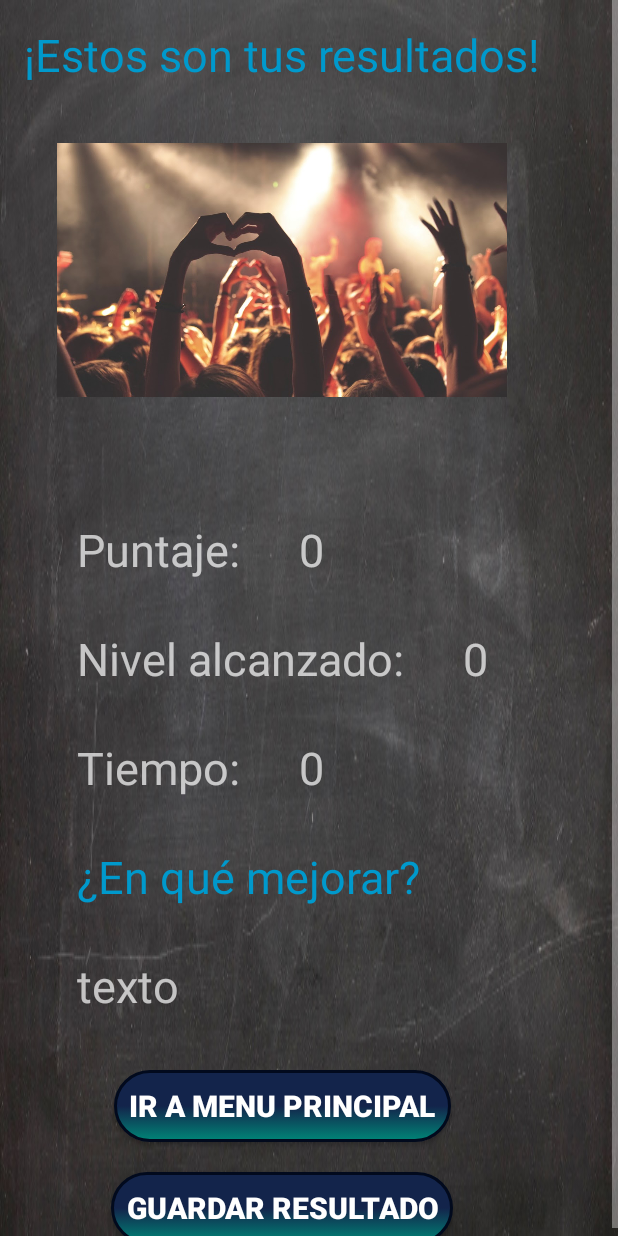
After one commit to DiegoSalas27/SortingAlgorithms, an Android app: the layout activity_result.xml on its own in the app's theme, with its tools: preview values and no code run, on a phone screen of 412 x 824 dp. The commit adds this screen. Run offline under Robolectric (Android 15) with nearby library versions, the phone set to English and light mode, and no system bars; Roboto replaces fonts that are not available here.

Commit message:
added puntaje y resultados

```diff
--- a/app/build.gradle
+++ b/app/build.gradle
@@ -32,6 +32,7 @@ dependencies {
     compile fileTree(dir: 'libs', include: ['*.jar'])
     compile 'com.android.support.constraint:constraint-layout:1.1.3'
     compile 'com.android.support:multidex:1.0.1'
+    compile 'com.android.support:design:27.1.1'
     androidTestCompile('com.android.support.test.espresso:espresso-core:2.2.2', {
         exclude group: 'com.android.support', module: 'support-annotations'
     })
--- a/app/src/main/java/com/example/android/sortingalgorithms/Adapters/PartidasAdapter.java
+++ b/app/src/main/java/com/example/android/sortingalgorithms/Adapters/PartidasAdapter.java
@@ -1,22 +1,17 @@
 package com.example.android.sortingalgorithms.Adapters;
 
-import android.app.Activity;
 import android.content.Context;
 import android.content.Intent;
 import android.os.Bundle;
 import android.support.v7.widget.CardView;
 import android.support.v7.widget.RecyclerView;
-import android.text.Layout;
 import android.view.LayoutInflater;
 import android.view.View;
 import android.view.ViewGroup;
-import android.widget.ImageView;
 import android.widget.TextView;
 
 import com.example.android.sortingalgorithms.R;
-import com.example.android.sortingalgorithms.activities.GuideMenu;
 import com.example.android.sortingalgorithms.activities.MainActivity;
-import com.example.android.sortingalgorithms.activities.SavedActivity;
 import com.example.android.sortingalgorithms.models.Partida;
 
 import java.util.ArrayList;
@@ -74,6 +69,7 @@ public class PartidasAdapter extends RecyclerView.Adapter<PartidasAdapter.ViewHo
                     bundle.putString("iteracion", String.valueOf(partida.getIteracion()));
                     bundle.putString("numeros", partida.getNumeros());
                     bundle.putString("iteracionF", String.valueOf(partida.getIteracionF()));
+                    bundle.putString("timeLeftInMilliseconds", String.valueOf(partida.getTimeLeftInMilliseconds()));
                     Intent intent = new Intent(mContext, MainActivity.class);
                     intent.putExtras(bundle);
                     intent.setFlags(Intent.FLAG_ACTIVITY_NEW_TASK);
--- a/app/src/main/java/com/example/android/sortingalgorithms/activities/auth/LoginActivity.java
+++ b/app/src/main/java/com/example/android/sortingalgorithms/activities/auth/LoginActivity.java
@@ -105,6 +105,7 @@ public class LoginActivity extends AppCompatActivity {
 
     public void action(){
         startActivity(new Intent(this, MainActivity.class));
+        finish();
     }
 
 }
--- a/app/src/main/java/com/example/android/sortingalgorithms/activities/auth/RegisterActivity.java
+++ b/app/src/main/java/com/example/android/sortingalgorithms/activities/auth/RegisterActivity.java
@@ -108,6 +108,7 @@ public class RegisterActivity extends AppCompatActivity {
 
     public void action(){
         startActivity(new Intent(this, LoginActivity.class));
+        finish();
     }
 
 }
--- a/app/src/main/java/com/example/android/sortingalgorithms/models/User.java
+++ b/app/src/main/java/com/example/android/sortingalgorithms/models/User.java
@@ -9,6 +9,10 @@ public class User extends SugarRecord {
     String password;
     public List<Partida> getPartidas() {
         return Partida.find(Partida.class, "user = ?", String.valueOf(this.getId()));
+    }
+
+    public List<Resultado> getResultados() {
+        return Resultado.find(Resultado.class, "user = ?", String.valueOf(this.getId()));
     }
 
     public User() {
--- a/app/src/main/res/layout-land/activity_guide_menu.xml
+++ b/app/src/main/res/layout-land/activity_guide_menu.xml
@@ -1,6 +1,5 @@
 <?xml version="1.0" encoding="utf-8"?>
 <RelativeLayout xmlns:android="http://schemas.android.com/apk/res/android"
-    xmlns:app="http://schemas.android.com/apk/res-auto"
     xmlns:tools="http://schemas.android.com/tools"
     android:layout_width="match_parent"
     android:layout_height="match_parent"
@@ -13,7 +12,8 @@
         android:layout_width="match_parent"
         android:layout_height="match_parent"
         android:layout_alignParentTop="true"
-        android:layout_alignParentStart="true">
+        android:layout_alignParentStart="true"
+        android:layout_alignParentLeft="true">
 
         <RelativeLayout
             android:layout_width="wrap_content"
--- /dev/null
+++ b/app/src/main/res/layout/activity_result.xml
@@ -0,0 +1,147 @@
+<?xml version="1.0" encoding="utf-8"?>
+<android.support.design.widget.CoordinatorLayout xmlns:android="http://schemas.android.com/apk/res/android"
+    xmlns:tools="http://schemas.android.com/tools"
+    android:layout_width="match_parent"
+    android:layout_height="match_parent"
+    android:background="@drawable/background_menu"
+    tools:context=".activities.ResultActivity">
+    <ScrollView
+        android:layout_width="match_parent"
+        android:layout_height="match_parent">
+
+        <RelativeLayout
+            android:layout_width="wrap_content"
+            android:layout_height="wrap_content">
+
+            <ImageView
+                android:id="@+id/imgCrowd"
+                android:layout_marginTop="30dp"
+                android:layout_width="300dp"
+                android:layout_height="300dp"
+                android:src="@drawable/cheeringcrowd"
+                android:layout_centerHorizontal="true"/>
+            <TextView
+                android:id="@+id/tvTitle"
+                android:layout_width="wrap_content"
+                android:layout_height="wrap_content"
+                android:text="¡Estos son tus resultados!"
+                android:layout_margin="16dp"
+                android:textColor="@android:color/holo_blue_dark"
+                android:textSize="30sp"/>
+
+            <RelativeLayout
+                android:layout_below="@+id/imgCrowd"
+                android:layout_centerInParent="true"
+                android:layout_width="wrap_content"
+                android:layout_height="wrap_content">
+                <TextView
+                    android:id="@+id/tvPunta"
+                    android:layout_width="wrap_content"
+                    android:layout_height="wrap_content"
+                    android:layout_margin="16dp"
+                    android:textSize="30sp"
+                    android:text="Puntaje: "/>
+
+                <TextView
+                    android:id="@+id/tvPuntaje"
+                    android:layout_toRightOf="@id/tvPunta"
+                    android:layout_width="wrap_content"
+                    android:layout_height="wrap_content"
+                    android:layout_margin="16dp"
+                    android:textSize="30sp"
+                    android:text="0"/>
+
+                <TextView
+                    android:id="@+id/tvNiveles"
+                    android:layout_below="@id/tvPuntaje"
+                    android:layout_width="wrap_content"
+                    android:layout_height="wrap_content"
+                    android:layout_margin="16dp"
+                    android:textSize="30sp"
+                    android:text="Nivel alcanzado: "/>
+
+                <TextView
+                    android:id="@+id/tvNivelesAl"
+                    android:layout_toRightOf="@id/tvNiveles"
+                    android:layout_below="@id/tvPuntaje"
+                    android:layout_width="wrap_content"
+                    android:layout_height="wrap_content"
+                    android:layout_margin="16dp"
+                    android:textSize="30sp"
+                    android:text="0"/>
+
+                <TextView
+                    android:id="@+id/tvTiempito"
+                    android:layout_below="@id/tvNivelesAl"
+                    android:layout_width="wrap_content"
+                    android:layout_height="wrap_content"
+                    android:layout_margin="16dp"
+                    android:textSize="30sp"
+                    android:text="Tiempo: "/>
+
+                <TextView
+                    android:id="@+id/tvTiempoLo"
+                    android:layout_toRightOf="@id/tvTiempito"
+                    android:layout_below="@id/tvNivelesAl"
+                    android:layout_width="wrap_content"
+                    android:layout_height="wrap_content"
+                    android:layout_margin="16dp"
+                    android:textSize="30sp"
+                    android:text="0"/>
+
+                <TextView
+                    android:id="@+id/tvMejorar"
+                    android:layout_width="wrap_content"
+                    android:layout_height="wrap_content"
+                    android:layout_margin="16dp"
+                    android:textSize="30sp"
+                    android:layout_below="@id/tvTiempito"
+                    android:textColor="@android:color/holo_blue_dark"
+                    android:text="¿En qué mejorar?"/>
+
+                <TextView
+                    android:id="@+id/tvRecomendacion"
+                    android:layout_below="@id/tvMejorar"
+                    android:layout_width="wrap_content"
+                    android:layout_height="wrap_content"
+                    android:layout_margin="16dp"
+                    android:textSize="30sp"
+                    android:text="texto"/>
+
+                <Button
+                    android:id="@+id/goToMain"
+                    android:layout_width="wrap_content"
+                    android:layout_height="wrap_content"
+                    android:background="@drawable/custom_button_pressed2"
+                    android:textSize="@dimen/textIteraciones"
+                    android:padding="10dp"
+                    android:text="Ir a menu principal"
+                    android:layout_below="@id/tvRecomendacion"
+                    android:onClick="goToMainBoard"
+                    android:textStyle="bold"
+                    android:layout_marginTop="20dp"
+                    android:layout_centerInParent="true"
+                    android:textColor="@android:color/white"/>
+
+                <Button
+                    android:id="@+id/btnSaveResult"
+                    android:layout_width="wrap_content"
+                    android:layout_height="wrap_content"
+                    android:background="@drawable/custom_button_pressed2"
+                    android:textSize="@dimen/textIteraciones"
+                    android:padding="10dp"
+                    android:text="Guardar Resultado"
+                    android:layout_below="@id/goToMain"
+                    android:onClick="saveResult"
+                    android:textStyle="bold"
+                    android:layout_marginTop="20dp"
+                    android:layout_centerInParent="true"
+                    android:textColor="@android:color/white"/>
+
+            </RelativeLayout>
+
+        </RelativeLayout>
+
+    </ScrollView>
+
+</android.support.design.widget.CoordinatorLayout>
--- a/app/src/main/res/values/strings.xml
+++ b/app/src/main/res/values/strings.xml
@@ -4,4 +4,5 @@
     <string name="title_activity_register" translatable="false">RegisterActivity</string>
     <string name="title_activity_main" translatable="false">MainActivity</string>
     <string name="title_activity_saved">SavedActivity</string>
+    <string name="title_activity_result">ResultActivity</string>
 </resources>
```
Also changed, not shown: app/src/main/AndroidManifest.xml (+6 -3 lines), app/src/main/java/com/example/android/sortingalgorithms/activities/MainActivity.java (+78 -16 lines), app/src/main/java/com/example/android/sortingalgorithms/activities/ResultActivity.java (added, +107 -0 lines), app/src/main/java/com/example/android/sortingalgorithms/models/Partida.java (+15 -5 lines), app/src/main/java/com/example/android/sortingalgorithms/models/Resultado.java (added, +58 -0 lines), app/src/main/res/drawable-ldpi/boocrowd.jpg (added), app/src/main/res/drawable-ldpi/cheeringcrowd.jpg (added), 2 other files.
